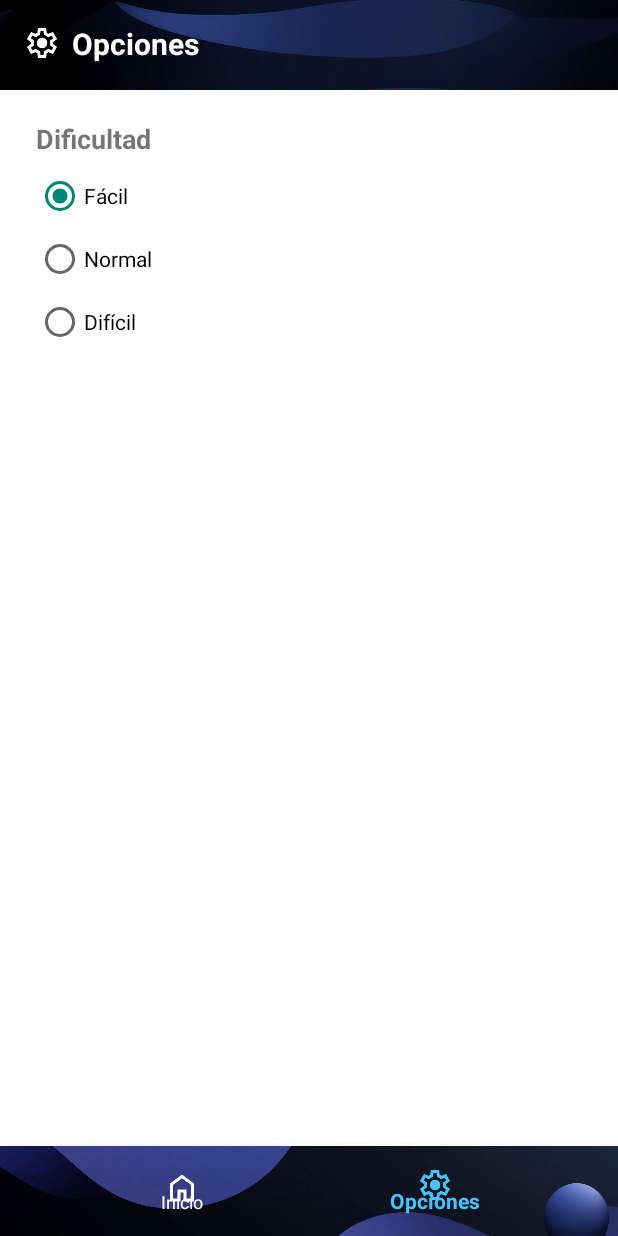
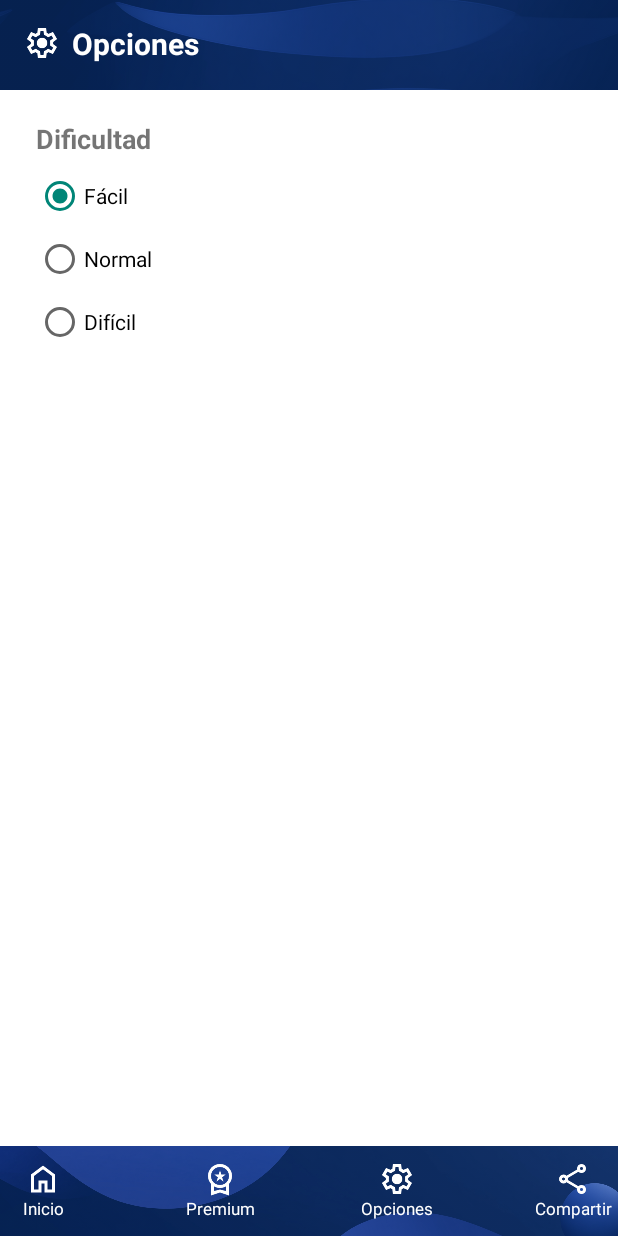
Before and after one commit to ivanrodriguezromero1/mathematical_reasoning, an Android app: the OptionsActivity screen opened directly, with no data from a screen before it, on a phone screen of 412 x 824 dp. Run offline under Robolectric (Android 15) with nearby library versions, the phone set to English and light mode, and no system bars.

Commit message:
update icon sort

```diff
--- a/app/src/main/java/com/mathematical_reasoning/raz_mat/OptionsActivity.java
+++ b/app/src/main/java/com/mathematical_reasoning/raz_mat/OptionsActivity.java
@@ -4,6 +4,8 @@ import android.content.Intent;
 import android.os.Bundle;
 import android.view.MenuItem;
 import android.content.SharedPreferences;
+import android.view.View;
+import android.widget.LinearLayout;
 import androidx.appcompat.app.AppCompatActivity;
 import com.google.android.material.bottomnavigation.BottomNavigationView;
 import android.widget.RadioButton;
@@ -60,42 +62,25 @@ public class OptionsActivity extends AppCompatActivity {
         });
 
         // Configurar Bottom Navigation
-        BottomNavigationView bottomNavigationView = findViewById(R.id.bottom_navigation);
-        bottomNavigationView.setSelectedItemId(R.id.bottom_nav_options);
+        LinearLayout btnHome = findViewById(R.id.btn_home);
+        LinearLayout btnOptions = findViewById(R.id.btn_options);
 
-        // Obtener la información de qué actividad proviene y los datos del ícono y título
-        String fromActivity = getIntent().getStringExtra("fromActivity");
-        int iconResource = getIntent().getIntExtra("iconResource", 0);
-        String title = getIntent().getStringExtra("title");
+        // Configurar listener para el botón de Inicio
+        btnHome.setOnClickListener(new View.OnClickListener() {
+            @Override
+            public void onClick(View v) {
+                // Acción cuando se presiona "Inicio"
+                Intent intent = new Intent(OptionsActivity.this, MainActivity.class);
+                startActivity(intent);
+                overridePendingTransition(R.anim.slide_in_left, R.anim.slide_out_right); // Aplicar animación
+            }
+        });
 
-        bottomNavigationView.setOnNavigationItemSelectedListener(new BottomNavigationView.OnNavigationItemSelectedListener() {
+        // Configurar listener para el botón de Opciones
+        btnOptions.setOnClickListener(new View.OnClickListener() {
             @Override
-            public boolean onNavigationItemSelected(MenuItem item) {
-                int id = item.getItemId();
-                if (id == R.id.bottom_nav_home) {
-                    Intent intent = new Intent(OptionsActivity.this, MainActivity.class);
-                    startActivity(intent);
-                    overridePendingTransition(R.anim.slide_in_left, R.anim.slide_out_right);
-                    return true;
-                } else if (id == R.id.bottom_nav_options) {
-                    // Verificar si se debe volver a TeoriaActivity u otra actividad
-                    if (fromActivity != null && fromActivity.equals("TeoriaActivity")) {
-                        Intent intent = new Intent(OptionsActivity.this, TeoriaActivity.class);
-                        intent.putExtra("iconResource", iconResource); // Restaurar el ícono
-                        intent.putExtra("title", title); // Restaurar el título
-                        startActivity(intent);
-                        overridePendingTransition(R.anim.slide_in_left, R.anim.slide_out_right);  // Transición inversa
-                        return true;
-                    } else if (fromActivity != null && fromActivity.equals("ProblemasActivity")) {
-                        Intent intent = new Intent(OptionsActivity.this, ProblemasActivity.class);
-                        intent.putExtra("iconResource", iconResource); // Restaurar el ícono
-                        intent.putExtra("title", title); // Restaurar el título
-                        startActivity(intent);
-                        overridePendingTransition(R.anim.slide_in_left, R.anim.slide_out_right);  // Transición inversa
-                        return true;
-                    }
-                }
-                return false;
+            public void onClick(View v) {
+                // Acción para abrir la actividad de opciones
             }
         });
     }
--- a/app/src/main/res/color/nav_item_color.xml
+++ /dev/null
@@ -1,5 +0,0 @@
-<?xml version="1.0" encoding="utf-8"?>
-<selector xmlns:android="http://schemas.android.com/apk/res/android">
-    <item android:color="@color/colorAccent" android:state_checked="true" />
-    <item android:color="@color/white" android:state_checked="false" />
-</selector>
--- /dev/null
+++ b/app/src/main/res/layout/bottom_bar.xml
@@ -0,0 +1,147 @@
+<?xml version="1.0" encoding="utf-8"?>
+<FrameLayout
+        xmlns:android="http://schemas.android.com/apk/res/android"
+        xmlns:app="http://schemas.android.com/apk/res-auto"
+        android:layout_width="match_parent"
+        android:layout_height="60dp">
+
+    <!-- Fondo de color #0B429E -->
+    <View
+            android:layout_width="match_parent"
+            android:layout_height="match_parent"
+            android:background="#0B429E" />
+    <ImageView
+            android:layout_width="match_parent"
+            android:layout_height="match_parent"
+            android:src="@drawable/image_bottom_bar"
+            android:scaleType="centerCrop"
+            android:alpha="0.5"
+            android:contentDescription="@null" />
+
+    <LinearLayout
+            android:layout_width="match_parent"
+            android:layout_height="match_parent"
+            android:orientation="horizontal"
+            android:gravity="center_vertical"
+            android:background="@android:color/transparent">
+
+        <!-- Icono y texto para el botón "Inicio" -->
+        <LinearLayout
+                android:id="@+id/btn_home"
+                android:layout_width="0dp"
+                android:layout_height="match_parent"
+                android:orientation="vertical"
+                android:gravity="center"
+                android:layout_weight="1">
+
+            <ImageView
+                    android:id="@+id/btn_home_icon"
+                    android:layout_width="24dp"
+                    android:layout_height="24dp"
+                    android:src="@drawable/ic_home"
+                    app:tint="@android:color/white"/>
+
+            <TextView
+                    android:id="@+id/btn_home_text"
+                    android:layout_width="wrap_content"
+                    android:layout_height="wrap_content"
+                    android:text="@string/button_inicio"
+                    android:textSize="11sp"
+                    android:textColor="@android:color/white"/>
+        </LinearLayout>
+
+        <!-- Espaciador flexible entre los botones -->
+        <View
+                android:layout_width="2dp"
+                android:layout_height="match_parent"
+                android:layout_weight="1"/>
+
+        <!-- Icono y texto para el botón "Opciones" -->
+        <LinearLayout
+                android:id="@+id/btn_premium"
+                android:layout_width="0dp"
+                android:layout_height="match_parent"
+                android:orientation="vertical"
+                android:gravity="center"
+                android:layout_weight="1">
+
+            <ImageView
+                    android:id="@+id/btn_premium_icon"
+                    android:layout_width="24dp"
+                    android:layout_height="24dp"
+                    android:src="@drawable/ic_premium"
+                    app:tint="@android:color/white"/>
+
+            <TextView
+                    android:id="@+id/btn_premium_text"
+                    android:layout_width="wrap_content"
+                    android:layout_height="wrap_content"
+                    android:text="@string/button_premium"
+                    android:textSize="11sp"
+                    android:textColor="@android:color/white"/>
+        </LinearLayout>
+
+        <!-- Espaciador flexible entre los botones -->
+        <View
+                android:layout_width="2dp"
+                android:layout_height="match_parent"
+                android:layout_weight="1"/>
+
+        <!-- Icono y texto para el botón "Opciones" -->
+        <LinearLayout
+                android:id="@+id/btn_options"
+                android:layout_width="0dp"
+                android:layout_height="match_parent"
+                android:orientation="vertical"
+                android:gravity="center"
+                android:layout_weight="1">
+
+            <ImageView
+                    android:id="@+id/btn_options_icon"
+                    android:layout_width="24dp"
+                    android:layout_height="24dp"
+                    android:src="@drawable/ic_options"
+                    app:tint="@android:color/white"/>
+
+            <TextView
+                    android:id="@+id/btn_options_text"
+                    android:layout_width="wrap_content"
+                    android:layout_height="wrap_content"
+                    android:text="@string/button_opciones"
+                    android:textSize="11sp"
+                    android:textColor="@android:color/white"/>
+        </LinearLayout>
+        <!-- Espaciador flexible entre los botones -->
+        <View
+                android:layout_width="2dp"
+                android:layout_height="match_parent"
+                android:layout_weight="1"/>
+
+        <!-- Icono y texto para el botón "Opciones" -->
+        <LinearLayout
+                android:id="@+id/btn_compartir"
+                android:layout_width="0dp"
+                android:layout_height="match_parent"
+                android:orientation="vertical"
+                android:gravity="center"
+                android:layout_weight="1">
+
+            <ImageView
+                    android:id="@+id/btn_compartir_icon"
+                    android:layout_width="24dp"
+                    android:layout_height="24dp"
+                    android:src="@drawable/ic_share"
+                    app:tint="@android:color/white"/>
+
+            <TextView
+                    android:id="@+id/btn_compartir_text"
+                    android:layout_width="wrap_content"
+                    android:layout_height="wrap_content"
+                    android:text="@string/button_compartir"
+                    android:textSize="11sp"
+                    android:textColor="@android:color/white"/>
+        </LinearLayout>
+
+    </LinearLayout>
+
+</FrameLayout>
--- a/app/src/main/res/layout/bottom_navigation_view.xml
+++ /dev/null
@@ -1,12 +0,0 @@
-<?xml version="1.0" encoding="utf-8"?>
-<com.google.android.material.bottomnavigation.BottomNavigationView
-        xmlns:android="http://schemas.android.com/apk/res/android"
-        xmlns:app="http://schemas.android.com/apk/res-auto"
-        android:id="@+id/bottom_navigation"
-        android:layout_width="match_parent"
-        android:layout_height="60dp"
-        android:background="@drawable/image_bottom_bar"
-        android:padding="8dp"
-        app:menu="@menu/bottom_nav_menu"
-        app:itemIconTint="@color/nav_item_color"
-        app:itemTextColor="@color/nav_item_color"/>
--- a/app/src/main/res/layout/image_top_bar.xml
+++ /dev/null
@@ -1,7 +0,0 @@
-<?xml version="1.0" encoding="utf-8"?>
-<ImageView xmlns:android="http://schemas.android.com/apk/res/android"
-           android:layout_width="match_parent"
-           android:layout_height="60dp"
-           android:scaleType="centerCrop"
-           android:src="@drawable/image_top_bar"
-           android:contentDescription="@null" />
--- a/app/src/main/res/layout/l1_layout_main.xml
+++ b/app/src/main/res/layout/l1_layout_main.xml
@@ -11,7 +11,7 @@
     <RelativeLayout
         android:layout_width="match_parent"
         android:layout_height="wrap_content">
-        <include layout="@layout/image_top_bar" />
+        <include layout="@layout/top_bar" />
         <include layout="@layout/l1_layout_main_header_content" />
     </RelativeLayout>
 
@@ -29,6 +29,6 @@
             style="@style/CustomRecyclerViewScroll"/>
 
     <!-- Bottom Navigation Bar -->
-    <include layout="@layout/bottom_navigation_view"/>
+    <include layout="@layout/bottom_bar"/>
 
 </LinearLayout>
--- a/app/src/main/res/layout/l2_layout_options.xml
+++ b/app/src/main/res/layout/l2_layout_options.xml
@@ -9,7 +9,7 @@
     <RelativeLayout
             android:layout_width="match_parent"
             android:layout_height="wrap_content">
-        <include layout="@layout/image_top_bar" />
+        <include layout="@layout/top_bar" />
         <include layout="@layout/l2_layout_options_header_content"/>
     </RelativeLayout>
 
@@ -28,6 +28,6 @@
     <include layout="@layout/l2_layout_options_radio_group"/>
 
     <!-- Bottom Navigation Bar -->
-    <include layout="@layout/bottom_navigation_view"/>
+    <include layout="@layout/bottom_bar"/>
 
 </LinearLayout>
--- a/app/src/main/res/layout/l3_layout_teoria.xml
+++ b/app/src/main/res/layout/l3_layout_teoria.xml
@@ -9,7 +9,7 @@
     <RelativeLayout
             android:layout_width="match_parent"
             android:layout_height="wrap_content">
-        <include layout="@layout/image_top_bar" />
+        <include layout="@layout/top_bar" />
         <include layout="@layout/l3_layout_teoria_header_content" />
     </RelativeLayout>
 
@@ -35,5 +35,5 @@
     </ScrollView>
 
     <!-- Bottom Navigation Bar -->
-    <include layout="@layout/bottom_navigation_view"/>
+    <include layout="@layout/bottom_bar"/>
 </LinearLayout>
--- a/app/src/main/res/layout/l4_layout_problemas.xml
+++ b/app/src/main/res/layout/l4_layout_problemas.xml
@@ -10,7 +10,7 @@
     <RelativeLayout
             android:layout_width="match_parent"
             android:layout_height="wrap_content">
-        <include layout="@layout/image_top_bar" />
+        <include layout="@layout/top_bar" />
         <include layout="@layout/l4_layout_problemas_header_content" />
     </RelativeLayout>
 
@@ -99,6 +99,6 @@
     </ScrollView>
 
     <!-- Bottom Navigation Bar -->
-    <include layout="@layout/bottom_navigation_view"/>
+    <include layout="@layout/bottom_bar"/>
 
 </LinearLayout>
--- /dev/null
+++ b/app/src/main/res/layout/top_bar.xml
@@ -0,0 +1,19 @@
+<FrameLayout xmlns:android="http://schemas.android.com/apk/res/android"
+             android:layout_width="match_parent"
+             android:layout_height="60dp">
+
+    <!-- Fondo con el color #0B429E -->
+    <View
+            android:layout_width="match_parent"
+            android:layout_height="match_parent"
+            android:background="#0B429E" />
+
+    <!-- Imagen con transparencia al 50% -->
+    <ImageView
+            android:layout_width="match_parent"
+            android:layout_height="match_parent"
+            android:scaleType="centerCrop"
+            android:src="@drawable/image_top_bar"
+            android:alpha="0.5"
+            android:contentDescription="@null" />
+</FrameLayout>
--- a/app/src/main/res/values/colors.xml
+++ b/app/src/main/res/values/colors.xml
@@ -1,6 +1,5 @@
 <?xml version="1.0" encoding="utf-8"?>
 <resources>
-    <color name="white">#FFFFFF</color>
     <color name="colorAccent">#45C4FF</color>
     <color name="azulPersonalizado">#1D30B3</color>
     <color name="buttonComprobarColor">#1a8081</color>
--- a/app/src/main/res/values/strings.xml
+++ b/app/src/main/res/values/strings.xml
@@ -12,4 +12,8 @@
     <string name="hint_button_description">Mostrar pista</string>
     <string name="button_comprobar">COMPROBAR</string>
     <string name="button_nuevo">NUEVO</string>
+    <string name="button_inicio">Inicio</string>
+    <string name="button_opciones">Opciones</string>
+    <string name="button_premium">Premium</string>
+    <string name="button_compartir">Compartir</string>
 </resources>
```
Also changed, not shown: app/src/main/java/com/mathematical_reasoning/raz_mat/MainActivity.java (+35 -27 lines), app/src/main/java/com/mathematical_reasoning/raz_mat/ProblemasActivity.java (+35 -20 lines), app/src/main/java/com/mathematical_reasoning/raz_mat/TeoriaActivity.java (+31 -15 lines), app/src/main/res/drawable/ic_premium.png (added), app/src/main/res/drawable/ic_share.png (added), app/src/main/res/drawable/symbols_casino.png (added).
